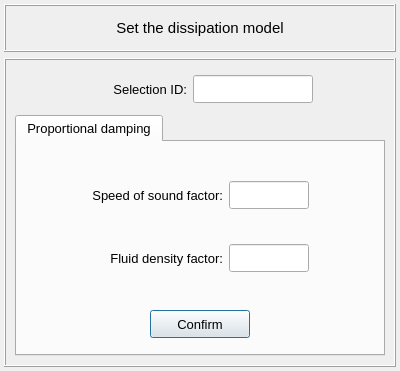
This is vibra/interface/data/ui_files/model/acoustic/dissipation_model_inputs.ui in MOPT-UFSC/VIBRA as Qt 5 draws it before an edit. The edited form follows.
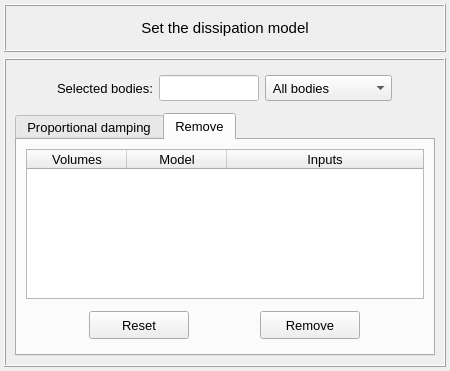
This is the edited form. The open tabs and pages were chosen to show the change.

Commit message: Add functionalities to the dissipation model UI

Patch:
```diff
--- a/vibra/interface/data/ui_files/model/acoustic/dissipation_model_inputs.ui
+++ b/vibra/interface/data/ui_files/model/acoustic/dissipation_model_inputs.ui
@@ -6,7 +6,7 @@
    <rect>
     <x>0</x>
     <y>0</y>
-    <width>400</width>
+    <width>450</width>
     <height>371</height>
    </rect>
   </property>
@@ -78,7 +78,7 @@
      </property>
      <property name="maximumSize">
       <size>
-       <width>420</width>
+       <width>16777215</width>
        <height>480</height>
       </size>
      </property>
@@ -89,139 +89,6 @@
       <enum>QFrame::Raised</enum>
      </property>
      <layout class="QGridLayout" name="gridLayout_4">
-      <item row="0" column="0">
-       <widget class="QFrame" name="frame_4">
-        <property name="minimumSize">
-         <size>
-          <width>360</width>
-          <height>40</height>
-         </size>
-        </property>
-        <property name="maximumSize">
-         <size>
-          <width>380</width>
-          <height>40</height>
-         </size>
-        </property>
-        <property name="frameShape">
-         <enum>QFrame::NoFrame</enum>
-        </property>
-        <property name="frameShadow">
-         <enum>QFrame::Raised</enum>
-        </property>
-        <layout class="QGridLayout" name="gridLayout_5">
-         <property name="leftMargin">
-          <number>2</number>
-         </property>
-         <property name="topMargin">
-          <number>2</number>
-         </property>
-         <property name="rightMargin">
-          <number>2</number>
-         </property>
-         <property name="bottomMargin">
-          <number>2</number>
-         </property>
-         <property name="horizontalSpacing">
-          <number>6</number>
-         </property>
-         <property name="verticalSpacing">
-          <number>2</number>
-         </property>
-         <item row="0" column="2">
-          <widget class="QLineEdit" name="lineEdit_selection_id">
-           <property name="minimumSize">
-            <size>
-             <width>120</width>
-             <height>28</height>
-            </size>
-           </property>
-           <property name="maximumSize">
-            <size>
-             <width>120</width>
-             <height>28</height>
-            </size>
-           </property>
-           <property name="font">
-            <font>
-             <family>MS Shell Dlg 2</family>
-             <pointsize>10</pointsize>
-             <weight>50</weight>
-             <italic>false</italic>
-             <bold>false</bold>
-            </font>
-           </property>
-           <property name="focusPolicy">
-            <enum>Qt::ClickFocus</enum>
-           </property>
-           <property name="styleSheet">
-            <string notr="true"/>
-           </property>
-           <property name="alignment">
-            <set>Qt::AlignCenter</set>
-           </property>
-          </widget>
-         </item>
-         <item row="0" column="0">
-          <spacer name="horizontalSpacer_3">
-           <property name="orientation">
-            <enum>Qt::Horizontal</enum>
-           </property>
-           <property name="sizeHint" stdset="0">
-            <size>
-             <width>40</width>
-             <height>20</height>
-            </size>
-           </property>
-          </spacer>
-         </item>
-         <item row="0" column="1">
-          <widget class="QLabel" name="label_2">
-           <property name="minimumSize">
-            <size>
-             <width>100</width>
-             <height>28</height>
-            </size>
-           </property>
-           <property name="maximumSize">
-            <size>
-             <width>100</width>
-             <height>28</height>
-            </size>
-           </property>
-           <property name="font">
-            <font>
-             <family>MS Shell Dlg 2</family>
-             <pointsize>10</pointsize>
-             <weight>50</weight>
-             <italic>false</italic>
-             <bold>false</bold>
-            </font>
-           </property>
-           <property name="text">
-            <string>Selection ID:</string>
-           </property>
-           <property name="alignment">
-            <set>Qt::AlignRight|Qt::AlignTrailing|Qt::AlignVCenter</set>
-           </property>
-          </widget>
-         </item>
-         <item row="0" column="3">
-          <spacer name="horizontalSpacer_4">
-           <property name="orientation">
-            <enum>Qt::Horizontal</enum>
-           </property>
-           <property name="sizeHint" stdset="0">
-            <size>
-             <width>40</width>
-             <height>20</height>
-            </size>
-           </property>
-          </spacer>
-         </item>
-        </layout>
-       </widget>
-      </item>
       <item row="1" column="0">
        <widget class="QTabWidget" name="tabWidget_dissipation_model">
         <property name="minimumSize">
@@ -232,7 +99,7 @@
         </property>
         <property name="maximumSize">
          <size>
-          <width>380</width>
+          <width>16777215</width>
           <height>16777215</height>
          </size>
         </property>
@@ -533,6 +400,345 @@
           </item>
          </layout>
         </widget>
+        <widget class="QWidget" name="tab">
+         <attribute name="title">
+          <string>Remove</string>
+         </attribute>
+         <layout class="QGridLayout" name="gridLayout_6">
+          <item row="0" column="0">
+           <widget class="QTreeWidget" name="treeWidget_dissipation_model">
+            <property name="minimumSize">
+             <size>
+              <width>320</width>
+              <height>100</height>
+             </size>
+            </property>
+            <property name="maximumSize">
+             <size>
+              <width>16777215</width>
+              <height>200</height>
+             </size>
+            </property>
+            <property name="font">
+             <font>
+              <family>MS Shell Dlg 2</family>
+              <pointsize>10</pointsize>
+              <italic>false</italic>
+             </font>
+            </property>
+            <property name="toolTip">
+             <string>Select a face to remove the previously attributed boundary condition.</string>
+            </property>
+            <property name="indentation">
+             <number>1</number>
+            </property>
+            <property name="headerHidden">
+             <bool>false</bool>
+            </property>
+            <attribute name="headerHighlightSections">
+             <bool>false</bool>
+            </attribute>
+            <attribute name="headerShowSortIndicator" stdset="0">
+             <bool>false</bool>
+            </attribute>
+            <attribute name="headerStretchLastSection">
+             <bool>true</bool>
+            </attribute>
+            <column>
+             <property name="text">
+              <string>Volumes</string>
+             </property>
+             <property name="textAlignment">
+              <set>AlignCenter</set>
+             </property>
+            </column>
+            <column>
+             <property name="text">
+              <string>Model</string>
+             </property>
+             <property name="textAlignment">
+              <set>AlignCenter</set>
+             </property>
+            </column>
+            <column>
+             <property name="text">
+              <string>Inputs</string>
+             </property>
+             <property name="textAlignment">
+              <set>AlignCenter</set>
+             </property>
+            </column>
+           </widget>
+          </item>
+          <item row="1" column="0">
+           <widget class="QFrame" name="frame_3">
+            <property name="minimumSize">
+             <size>
+              <width>320</width>
+              <height>40</height>
+             </size>
+            </property>
+            <property name="maximumSize">
+             <size>
+              <width>16777215</width>
+              <height>40</height>
+             </size>
+            </property>
+            <property name="frameShape">
+             <enum>QFrame::NoFrame</enum>
+            </property>
+            <property name="frameShadow">
+             <enum>QFrame::Raised</enum>
+            </property>
+            <layout class="QGridLayout" name="gridLayout_8">
+             <property name="leftMargin">
+              <number>4</number>
+             </property>
+             <property name="topMargin">
+              <number>4</number>
+             </property>
+             <property name="rightMargin">
+              <number>4</number>
+             </property>
+             <property name="bottomMargin">
+              <number>4</number>
+             </property>
+             <property name="horizontalSpacing">
+              <number>12</number>
+             </property>
+             <item row="0" column="0">
+              <widget class="QPushButton" name="pushButton_reset">
+               <property name="minimumSize">
+                <size>
+                 <width>100</width>
+                 <height>28</height>
+                </size>
+               </property>
+               <property name="maximumSize">
+                <size>
+                 <width>100</width>
+                 <height>28</height>
+                </size>
+               </property>
+               <property name="font">
+                <font>
+                 <family>MS Shell Dlg 2</family>
+                 <pointsize>10</pointsize>
+                 <weight>50</weight>
+                 <italic>false</italic>
+                 <bold>false</bold>
+                </font>
+               </property>
+               <property name="styleSheet">
+                <string notr="true"/>
+               </property>
+               <property name="text">
+                <string>Reset</string>
+               </property>
+              </widget>
+             </item>
+             <item row="0" column="1">
+              <widget class="QPushButton" name="pushButton_remove">
+               <property name="minimumSize">
+                <size>
+                 <width>100</width>
+                 <height>28</height>
+                </size>
+               </property>
+               <property name="maximumSize">
+                <size>
+                 <width>100</width>
+                 <height>28</height>
+                </size>
+               </property>
+               <property name="font">
+                <font>
+                 <family>MS Shell Dlg 2</family>
+                 <pointsize>10</pointsize>
+                 <weight>50</weight>
+                 <italic>false</italic>
+                 <bold>false</bold>
+                </font>
+               </property>
+               <property name="styleSheet">
+                <string notr="true"/>
+               </property>
+               <property name="text">
+                <string>Remove</string>
+               </property>
+              </widget>
+             </item>
+            </layout>
+           </widget>
+          </item>
+         </layout>
+        </widget>
+       </widget>
+      </item>
+      <item row="0" column="0">
+       <widget class="QFrame" name="frame_4">
+        <property name="minimumSize">
+         <size>
+          <width>400</width>
+          <height>0</height>
+         </size>
+        </property>
+        <property name="maximumSize">
+         <size>
+          <width>16777215</width>
+          <height>80</height>
+         </size>
+        </property>
+        <property name="frameShape">
+         <enum>QFrame::NoFrame</enum>
+        </property>
+        <property name="frameShadow">
+         <enum>QFrame::Raised</enum>
+        </property>
+        <property name="lineWidth">
+         <number>1</number>
+        </property>
+        <layout class="QGridLayout" name="gridLayout_5">
+         <property name="leftMargin">
+          <number>6</number>
+         </property>
+         <property name="topMargin">
+          <number>6</number>
+         </property>
+         <property name="rightMargin">
+          <number>6</number>
+         </property>
+         <property name="bottomMargin">
+          <number>6</number>
+         </property>
+         <item row="0" column="3">
+          <widget class="QComboBox" name="comboBox_attribution_type">
+           <property name="minimumSize">
+            <size>
+             <width>0</width>
+             <height>26</height>
+            </size>
+           </property>
+           <property name="maximumSize">
+            <size>
+             <width>16777215</width>
+             <height>26</height>
+            </size>
+           </property>
+           <property name="font">
+            <font>
+             <pointsize>10</pointsize>
+            </font>
+           </property>
+           <item>
+            <property name="text">
+             <string> All bodies</string>
+            </property>
+           </item>
+           <item>
+            <property name="text">
+             <string> Selected bodies</string>
+            </property>
+           </item>
+          </widget>
+         </item>
+         <item row="0" column="4">
+          <spacer name="horizontalSpacer_3">
+           <property name="orientation">
+            <enum>Qt::Horizontal</enum>
+           </property>
+           <property name="sizeHint" stdset="0">
+            <size>
+             <width>40</width>
+             <height>20</height>
+            </size>
+           </property>
+          </spacer>
+         </item>
+         <item row="0" column="0">
+          <spacer name="horizontalSpacer_4">
+           <property name="orientation">
+            <enum>Qt::Horizontal</enum>
+           </property>
+           <property name="sizeHint" stdset="0">
+            <size>
+             <width>40</width>
+             <height>20</height>
+            </size>
+           </property>
+          </spacer>
+         </item>
+         <item row="0" column="1">
+          <widget class="QLabel" name="label_2">
+           <property name="minimumSize">
+            <size>
+             <width>0</width>
+             <height>0</height>
+            </size>
+           </property>
+           <property name="maximumSize">
+            <size>
+             <width>120</width>
+             <height>16777215</height>
+            </size>
+           </property>
+           <property name="font">
+            <font>
+             <family>MS Shell Dlg 2</family>
+             <pointsize>10</pointsize>
+             <weight>50</weight>
+             <bold>false</bold>
+            </font>
+           </property>
+           <property name="text">
+            <string>Selected bodies:</string>
+           </property>
+           <property name="textFormat">
+            <enum>Qt::AutoText</enum>
+           </property>
+           <property name="alignment">
+            <set>Qt::AlignRight|Qt::AlignTrailing|Qt::AlignVCenter</set>
+           </property>
+          </widget>
+         </item>
+         <item row="0" column="2">
+          <widget class="QLineEdit" name="lineEdit_selected_id">
+           <property name="enabled">
+            <bool>true</bool>
+           </property>
+           <property name="minimumSize">
+            <size>
+             <width>100</width>
+             <height>26</height>
+            </size>
+           </property>
+           <property name="maximumSize">
+            <size>
+             <width>100</width>
+             <height>26</height>
+            </size>
+           </property>
+           <property name="font">
+            <font>
+             <pointsize>10</pointsize>
+            </font>
+           </property>
+           <property name="focusPolicy">
+            <enum>Qt::ClickFocus</enum>
+           </property>
+           <property name="styleSheet">
+            <string notr="true">QLineEdit{background-color: rgb(255, 255, 255); color: rgb(0, 0, 0)}
+QLineEdit:disabled {background-color: rgb(230, 230, 230); color: rgb(120, 120, 120)}</string>
+           </property>
+           <property name="text">
+            <string/>
+           </property>
+           <property name="alignment">
+            <set>Qt::AlignCenter</set>
+           </property>
+          </widget>
+         </item>
+        </layout>
        </widget>
       </item>
      </layout>
```
The commit also changes 10 other files.
